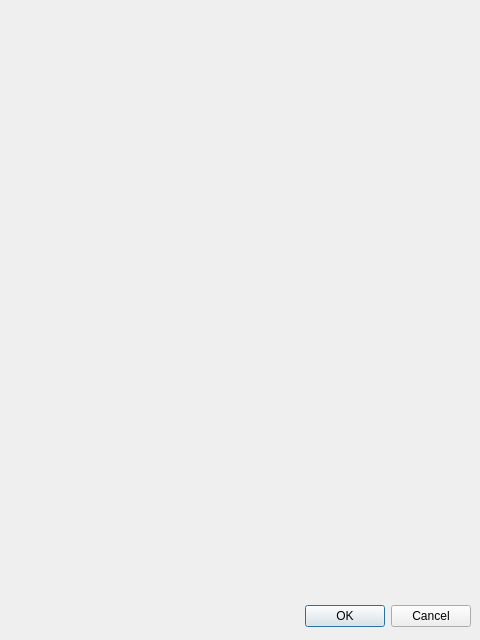
The window that acerca.ui (Lion999CAP/Salarios) describes before a commit, drawn with Qt 5.
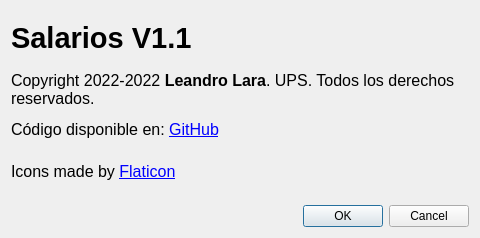
The same window after the commit.

Commit message: V1.1 Derechos y arreglos

```diff
--- a/acerca.ui
+++ b/acerca.ui
@@ -6,21 +6,55 @@
     <x>0</x>
     <y>0</y>
     <width>480</width>
-    <height>640</height>
+    <height>238</height>
    </rect>
   </property>
   <property name="windowTitle">
    <string>Dialog</string>
   </property>
-  <widget name="buttonBox" class="QDialogButtonBox">
-   <property name="geometry">
-    <rect>
-     <x>10</x>
-     <y>600</y>
-     <width>461</width>
-     <height>32</height>
-    </rect>
-   </property>
+  <layout class="QVBoxLayout" name="verticalLayout">
+   <item>
+    <widget class="QLabel" name="lblNombre">
+     <property name="font">
+      <font>
+       <pointsize>22</pointsize>
+       <bold>true</bold>
+      </font>
+     </property>
+     <property name="text">
+      <string>Salarios V1.1</string>
+     </property>
+    </widget>
+   </item>
+   <item>
+    <widget class="QLabel" name="lblDerechos">
+     <property name="font">
+      <font>
+       <pointsize>12</pointsize>
+      </font>
+     </property>
+     <property name="text">
+      <string>&lt;html&gt;&lt;head/&gt;&lt;body&gt;&lt;p&gt;Copyright 2022-2022 &lt;span style=&quot; font-weight:700;&quot;&gt;Leandro Lara&lt;/span&gt;. UPS. Todos los derechos reservados.&lt;/p&gt;&lt;p&gt; Código disponible en: &lt;a href=&quot;https://github.com/Lion999CAP/Salarios&quot;&gt;&lt;span style=&quot; text-decoration: underline; color:#0000ff;&quot;&gt;GitHub&lt;/span&gt;&lt;/a&gt;&lt;/p&gt;&lt;/body&gt;&lt;/html&gt;</string>
+     </property>
+     <property name="wordWrap">
+      <bool>true</bool>
+     </property>
+    </widget>
+   </item>
+   <item>
+    <widget class="QLabel" name="lblIcono">
+     <property name="font">
+      <font>
+       <pointsize>12</pointsize>
+      </font>
+     </property>
+     <property name="text">
+      <string>&lt;html&gt;&lt;head/&gt;&lt;body&gt;&lt;p&gt;Icons made by &lt;a href=&quot;https://www.flaticon.es/&quot;&gt;&lt;span style=&quot; text-decoration: underline; color:#0000ff;&quot;&gt;Flaticon&lt;/span&gt;&lt;/a&gt;&lt;/p&gt;&lt;/body&gt;&lt;/html&gt;</string>
+     </property>
+    </widget>
+   </item>
+   <item>
+    <widget class="QDialogButtonBox" name="buttonBox">
    <property name="orientation">
     <enum>Qt::Horizontal</enum>
    </property>
@@ -28,6 +62,8 @@
     <set>QDialogButtonBox::Cancel|QDialogButtonBox::Ok</set>
    </property>
   </widget>
+   </item>
+  </layout>
  </widget>
  <resources/>
  <connections>
```
Left out of the diff: 5 changed lines with no effect on the pictures. Lines whose indentation alone changed are shown as unchanged. The commit also changes 8 other files.
